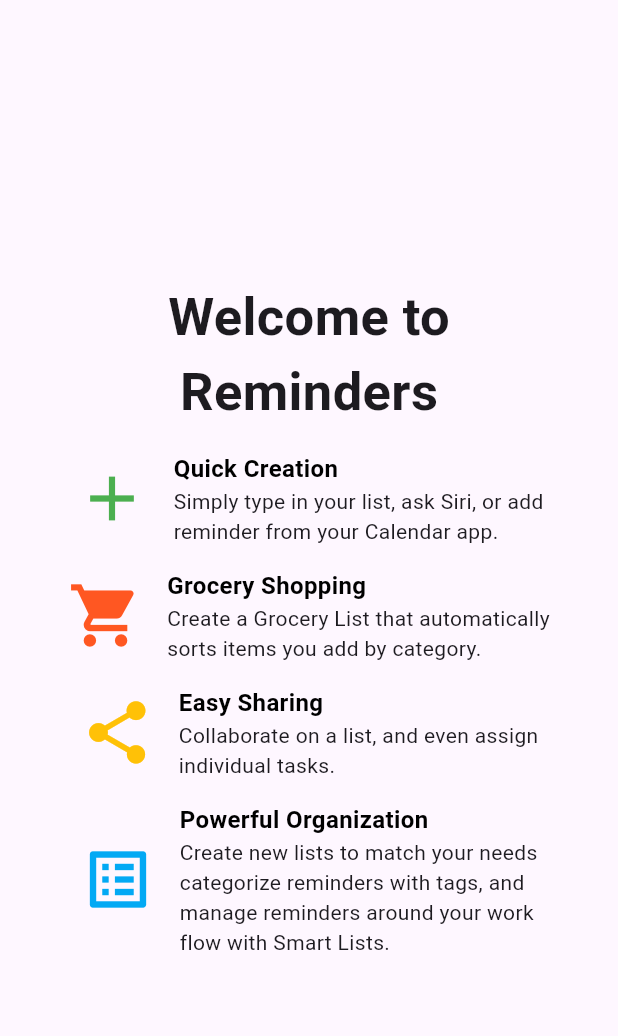
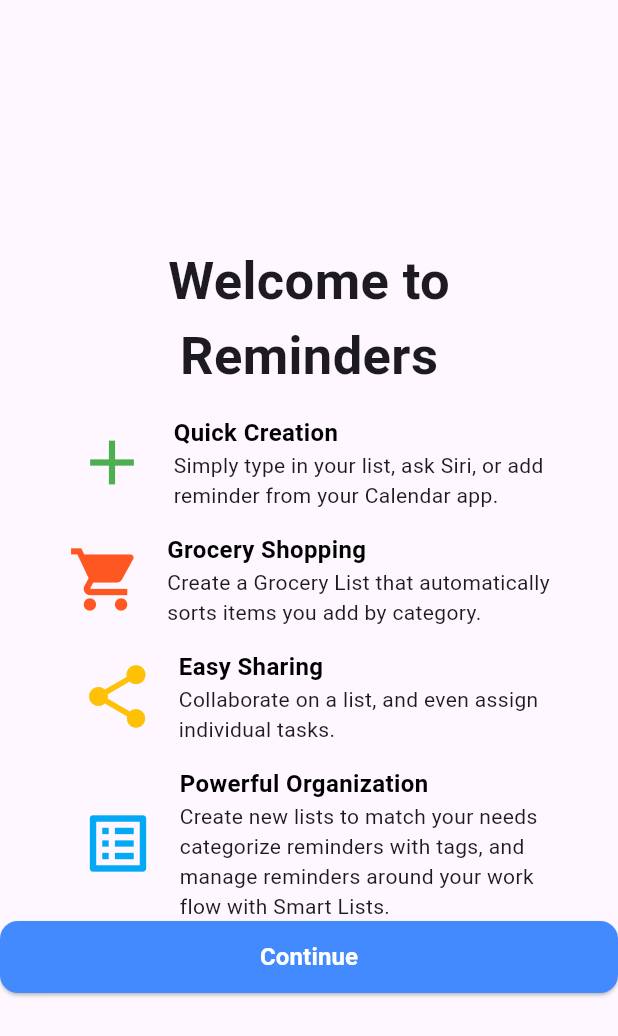
Before and after one commit to Bryan01Cruz/Tareas-Lenguajes-Programacion, a Flutter app: the screen it shows after launch, on a phone screen of 412 x 824 dp. Shown: the top 1036 px of the screen. Run offline on Flutter 3.47's test engine with Material 3 defaults, Android fonts, the phone set to English and light mode, and no system bars.

Commit message:
Creación del boton "Contnue".

```diff
--- a/tarea_pantalla/lib/main.dart
+++ b/tarea_pantalla/lib/main.dart
@@ -94,6 +94,17 @@
                       ],
                     )
                 ],
+              ),
+              ElevatedButton(
+                onPressed: () {},
+                style: ElevatedButton.styleFrom(
+                  backgroundColor: Colors.blueAccent,
+                  minimumSize: Size(double.infinity, 48),
+                  shape: RoundedRectangleBorder(
+                    borderRadius: BorderRadius.circular(12),
+                  ),
+                ),
+                child: Text('Continue', style: TextStyle(fontSize: 16, fontWeight: FontWeight.bold, color: Colors.white),),
               )
             ],
           ),
```
